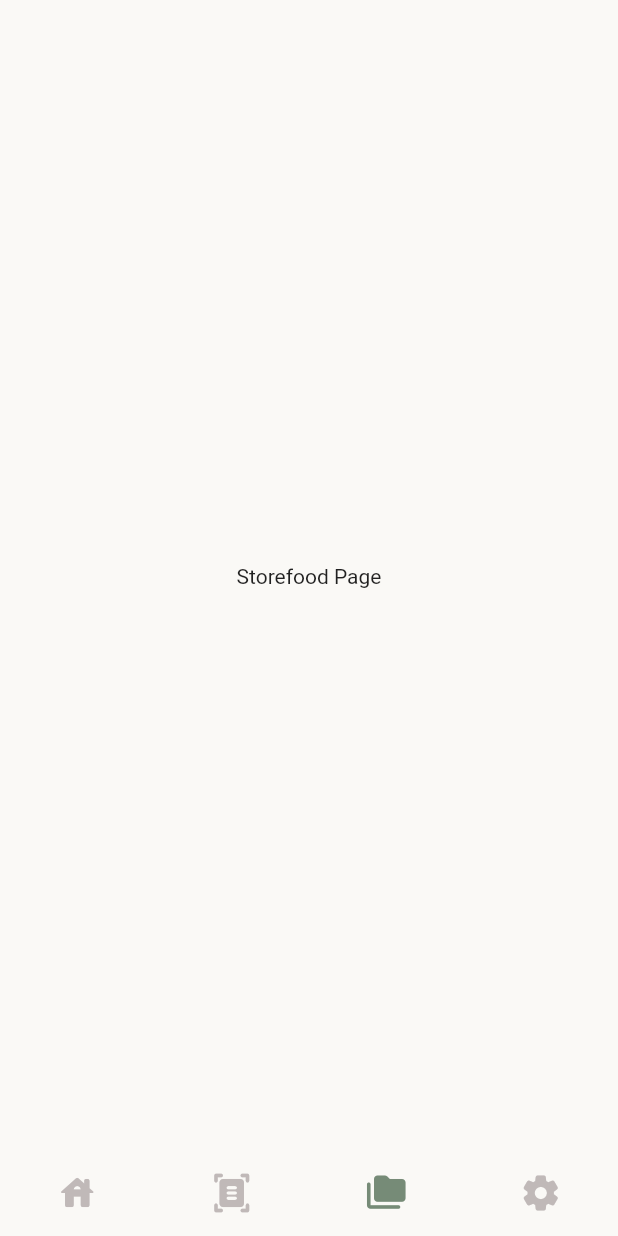
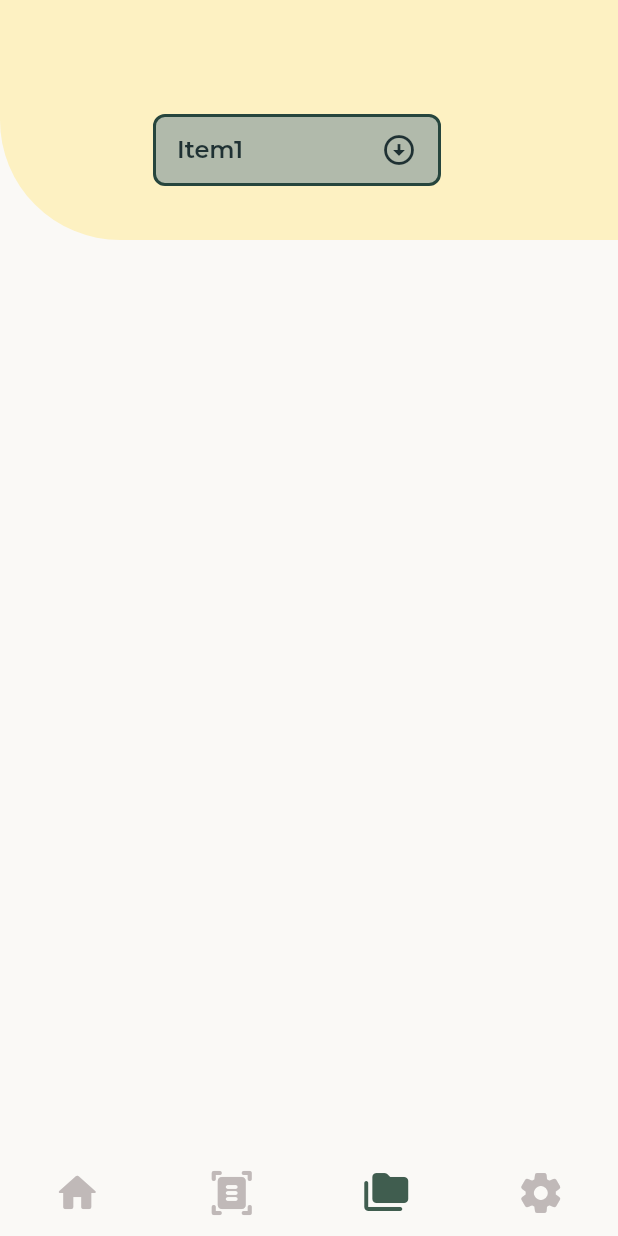
Before and after one commit to SHUSHU010829/Save_food_Battle, a Flutter app: the MainPage screen opened directly, item 3 of the bottom bar chosen, on a phone screen of 412 x 824 dp. Run offline on Flutter 3.47's test engine with Material 2 defaults, Android fonts, the phone set to English and light mode, and no system bars; our stand-ins replace toggle_switch; Roboto replaces fonts that are missing (GenJyuuGothic); project files that could hold a hidden picture were left out.

Commit message:
- change onboarding font - update food_scan_page - update bill scan page - update storefood_page - update scan page - update constants and change full file style - update size_config

```diff
--- /dev/null
+++ b/frontend/lib/constants.dart
@@ -0,0 +1,20 @@
+import 'package:flutter/material.dart';
+
+const primaryColor9 = Color.fromRGBO(27, 38, 42, 1);
+const primaryColor8 = Color.fromRGBO(31, 49, 51, 1);
+const primaryColor7 = Color.fromRGBO(35, 60, 58, 1);
+const primaryColor6 = Color.fromRGBO(38, 69, 61, 1);
+const primaryColor5 = Color.fromRGBO(64, 93, 79, 1);
+const primaryColor4 = Color.fromRGBO(91, 116, 98, 1);
+const primaryColor3 = Color.fromRGBO(118, 139, 119, 1);
+const primaryColor2 = Color.fromRGBO(148, 163, 144, 1);
+const primaryColor1 = Color.fromRGBO(177, 186, 171, 1);
+const secondary1 = Color.fromRGBO(253, 241, 194, 1);
+
+const textColor = Color.fromRGBO(40, 40, 40, 1);
+const textColor2 = Color.fromRGBO(177, 169, 169, 0.8);
+const backgroundColor = Color.fromRGBO(250, 249, 246, 1);
+
+const chineseFontfamily = 'GenRyuMin';
+const englishFontfamily = 'Montserrat';
+const englishSpecialFontfamily = 'MontserratSubrayada';
--- a/frontend/lib/page/navpage/main_page.dart
+++ b/frontend/lib/page/navpage/main_page.dart
@@ -1,4 +1,5 @@
 import 'package:flutter/material.dart';
+import 'package:frontend/constants.dart';
 import 'package:frontend/page/navpage/home_page.dart';
 import 'package:frontend/page/navpage/scan_page.dart';
 import 'package:frontend/page/navpage/setting_page.dart';
@@ -28,50 +29,51 @@ class _MainPageState extends State<MainPage> {
   @override
   Widget build(BuildContext context) {
     return Scaffold(
-      backgroundColor: const Color.fromRGBO(250, 249, 246, 1),
+      backgroundColor: backgroundColor,
       body: pages[currentIndex],
       bottomNavigationBar: BottomNavigationBar(
         unselectedFontSize: 0,
         selectedFontSize: 0,
         type: BottomNavigationBarType.fixed,
-          backgroundColor: const Color.fromRGBO(250, 249, 246, 1),
+        backgroundColor: backgroundColor,
         onTap: onTap,
         currentIndex: currentIndex,
-          selectedItemColor: const Color.fromRGBO(118, 139, 119, 1),
-          unselectedItemColor: const Color.fromRGBO(177, 169, 169, 0.8),
+        selectedItemColor: primaryColor5,
+        unselectedItemColor: textColor2,
         showSelectedLabels: false,
         showUnselectedLabels: false,
         elevation: 0,
         items: const [
           BottomNavigationBarItem(
             icon: Icon(
-                Icons.house_rounded,
-                size: 28,
+              Icons.home_rounded,
+              size: 32,
             ),
             label: 'Home',
           ),
           BottomNavigationBarItem(
             icon: Icon(
               Icons.document_scanner_rounded,
-                size: 28,
+              size: 32,
             ),
             label: 'Scan',
           ),
           BottomNavigationBarItem(
             icon: Icon(
               Icons.folder_copy_rounded,
-                size: 28,
+              size: 32,
             ),
             label: 'Foodstore',
           ),
           BottomNavigationBarItem(
             icon: Icon(
               Icons.settings_rounded,
-                size: 28,
+              size: 32,
             ),
             label: 'Setting',
           ),
-          ]),
+        ],
+      ),
     );
   }
 }
--- a/frontend/lib/page/navpage/storefood_page.dart
+++ b/frontend/lib/page/navpage/storefood_page.dart
@@ -1,13 +1,105 @@
-import 'package:flutter/cupertino.dart';
+import 'dart:ui';
 
-class StorefoodPage extends StatelessWidget {
+import 'package:flutter/material.dart';
+import 'package:frontend/constants.dart';
+
+class StorefoodPage extends StatefulWidget {
   const StorefoodPage({Key? key}) : super(key: key);
 
   @override
+  State<StorefoodPage> createState() => _StorefoodPageState();
+}
+
+class _StorefoodPageState extends State<StorefoodPage> {
+  List<String> items = ['Item1', 'Item2', 'Item3', 'Item4'];
+  String? dropdownValue = 'Item1';
+
+  @override
   Widget build(BuildContext context) {
-    return Container(
-      child: Center(
-        child: Text("Storefood Page"),
+    return Scaffold(
+      backgroundColor: backgroundColor,
+      body: Center(
+        //padding: const EdgeInsets.only(left: 32, top: 36, right: 24),
+        child: Column(
+          children: [
+            Container(
+              height: 160,
+              decoration: const BoxDecoration(
+                borderRadius:
+                    BorderRadius.only(bottomLeft: Radius.circular(80)),
+                color: secondary1,
+                gradient: LinearGradient(
+                  colors: [
+                    (Color.fromRGBO(253, 241, 194, 1)),
+                    (Color.fromRGBO(253, 241, 194, 1)),
+                  ],
+                  begin: Alignment.topCenter,
+                  end: Alignment.bottomCenter,
+                ),
+              ),
+              child: Padding(
+                padding: const EdgeInsets.only(right: 16.0, top: 40.0),
+                child: Row(
+                  mainAxisAlignment: MainAxisAlignment.spaceEvenly,
+                  crossAxisAlignment: CrossAxisAlignment.center,
+                  children: [
+                    Container(child: _dropDown()),
+                  ],
+                ),
+              ),
+            ),
+          ],
+        ),
+      ),
+    );
+  }
+
+  Widget _dropDown() {
+    return DecoratedBox(
+      decoration: BoxDecoration(
+        color: primaryColor1,
+        border: Border.all(
+          color: primaryColor6,
+          width: 2,
+          style: BorderStyle.solid,
+        ),
+        borderRadius: BorderRadius.circular(8),
+      ),
+      child: Padding(
+        padding: const EdgeInsets.only(left: 16.0, right: 16.0),
+        child: SizedBox(
+          width: 160.0,
+          child: DropdownButton(
+            isExpanded: true,
+            value: dropdownValue,
+            icon: const Icon(
+              Icons.arrow_circle_down,
+              color: primaryColor8,
+              size: 24,
+            ),
+            elevation: 16,
+            style: const TextStyle(
+              color: primaryColor8,
+              fontSize: 16,
+              fontWeight: FontWeight.w600,
+              fontFamily: englishFontfamily,
+            ),
+            underline: Container(),
+            items: items.map<DropdownMenuItem<String>>(
+              (String value) {
+                return DropdownMenuItem<String>(
+                  value: value,
+                  child: Text(value),
+                );
+              },
+            ).toList(),
+            onChanged: (String? newValue) {
+              setState(() {
+                dropdownValue = newValue!;
+              });
+            },
+          ),
+        ),
       ),
     );
   }
--- a/frontend/lib/screen/onboarding_screen.dart
+++ b/frontend/lib/screen/onboarding_screen.dart
@@ -1,6 +1,7 @@
 // ignore_for_file: unused_local_variable
 
 import 'package:flutter/material.dart';
+import 'package:frontend/constants.dart';
 import 'package:frontend/size_config.dart';
 import 'package:frontend/screen/onboarding_contents.dart';
 
@@ -151,7 +152,9 @@ class _OnboardingScreenState extends State<OnboardingScreen> {
                                 },
                                 child: const Text(
                                   "SKIP",
-                                  style: TextStyle(color: Colors.black),
+                                  style: TextStyle(
+                                      color: Colors.black,
+                                      fontFamily: englishFontfamily),
                                 ),
                                 style: TextButton.styleFrom(
                                   elevation: 0,
--- a/frontend/pubspec.yaml
+++ b/frontend/pubspec.yaml
@@ -31,11 +31,10 @@ dependencies:
   font_awesome_flutter: ^10.1.0
   flutter:
     sdk: flutter
-
+  toggle_switch: ^2.0.1
   # The following adds the Cupertino Icons font to your application.
   # Use with the CupertinoIcons class for iOS style icons.
   cupertino_icons: ^1.0.2
-  mobile_scanner: ^1.0.0
 
 dev_dependencies:
   flutter_test:
```
Also changed, not shown: frontend/lib/page/navpage/home_page.dart (+24 -25 lines), frontend/lib/page/navpage/scan_page.dart (+55 -8 lines), frontend/lib/page/navpage/setting_page.dart (+23 -21 lines), frontend/lib/page/scanpage/bill_scan_page.dart (added, +196 -0 lines), frontend/lib/page/scanpage/food_scan_page.dart (added, +220 -0 lines), frontend/lib/size_config.dart (+11 -0 lines), frontend/pubspec.lock. Lines whose indentation alone changed are shown as unchanged.
